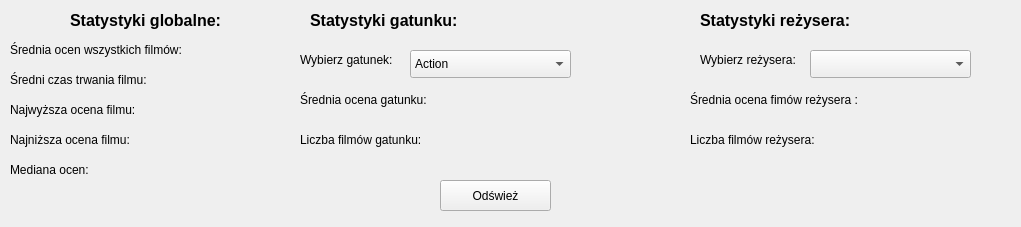
Above: statscreen.ui from JStep25/CppProj before the change. Below: the same form after it.
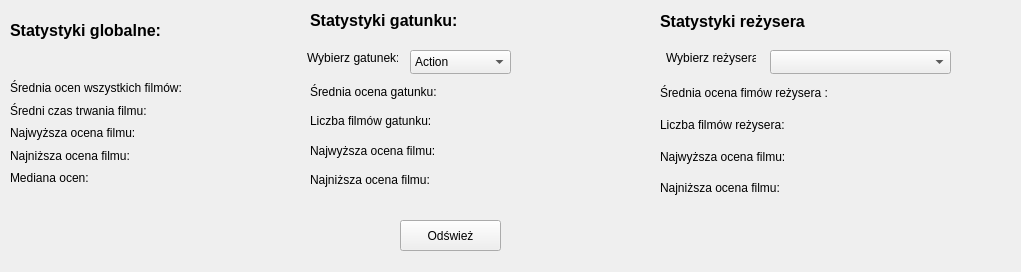
That is the form after the change.

What changed in the file:
```diff
--- a/statscreen.ui
+++ b/statscreen.ui
@@ -7,42 +7,29 @@
     <x>0</x>
     <y>0</y>
     <width>1021</width>
-    <height>227</height>
+    <height>272</height>
    </rect>
   </property>
   <property name="windowTitle">
    <string>Form</string>
   </property>
-  <widget class="QLabel" name="label">
-   <property name="geometry">
-    <rect>
-     <x>10</x>
-     <y>40</y>
-     <width>221</width>
-     <height>20</height>
-    </rect>
-   </property>
-   <property name="text">
-    <string>Średnia ocen wszystkich filmów:</string>
-   </property>
-  </widget>
   <widget class="QComboBox" name="directorBox">
    <property name="geometry">
     <rect>
-     <x>810</x>
+     <x>770</x>
      <y>50</y>
-     <width>161</width>
-     <height>28</height>
+     <width>181</width>
+     <height>24</height>
     </rect>
    </property>
   </widget>
   <widget class="QLabel" name="label_2">
    <property name="geometry">
     <rect>
-     <x>300</x>
+     <x>307</x>
      <y>50</y>
-     <width>131</width>
-     <height>20</height>
+     <width>91</width>
+     <height>16</height>
     </rect>
    </property>
    <property name="text">
@@ -52,74 +39,22 @@
   <widget class="QLabel" name="label_3">
    <property name="geometry">
     <rect>
-     <x>700</x>
+     <x>666</x>
      <y>50</y>
-     <width>121</width>
-     <height>20</height>
+     <width>90</width>
+     <height>16</height>
     </rect>
    </property>
    <property name="text">
     <string>Wybierz reżysera:</string>
    </property>
   </widget>
-  <widget class="QLabel" name="label_4">
-   <property name="geometry">
-    <rect>
-     <x>300</x>
-     <y>90</y>
-     <width>161</width>
-     <height>20</height>
-    </rect>
-   </property>
-   <property name="text">
-    <string>Średnia ocena gatunku:</string>
-   </property>
-  </widget>
-  <widget class="QLabel" name="label_5">
-   <property name="geometry">
-    <rect>
-     <x>690</x>
-     <y>90</y>
-     <width>171</width>
-     <height>20</height>
-    </rect>
-   </property>
-   <property name="text">
-    <string>Średnia ocena fimów reżysera :</string>
-   </property>
-  </widget>
-  <widget class="QLabel" name="label_6">
-   <property name="geometry">
-    <rect>
-     <x>300</x>
-     <y>130</y>
-     <width>161</width>
-     <height>20</height>
-    </rect>
-   </property>
-   <property name="text">
-    <string>Liczba filmów gatunku:</string>
-   </property>
-  </widget>
-  <widget class="QLabel" name="label_7">
-   <property name="geometry">
-    <rect>
-     <x>690</x>
-     <y>130</y>
-     <width>171</width>
-     <height>20</height>
-    </rect>
-   </property>
-   <property name="text">
-    <string>Liczba filmów reżysera:</string>
-   </property>
-  </widget>
   <widget class="QPushButton" name="showButton">
    <property name="geometry">
     <rect>
-     <x>440</x>
-     <y>180</y>
-     <width>111</width>
+     <x>400</x>
+     <y>220</y>
+     <width>101</width>
      <height>31</height>
     </rect>
    </property>
@@ -127,104 +62,13 @@
     <string>Odśwież</string>
    </property>
   </widget>
-  <widget class="QLabel" name="avrScore">
-   <property name="geometry">
-    <rect>
-     <x>220</x>
-     <y>40</y>
-     <width>71</width>
-     <height>20</height>
-    </rect>
-   </property>
-   <property name="text">
-    <string/>
-   </property>
-  </widget>
-  <widget class="QLabel" name="avrScoreGenre">
-   <property name="geometry">
-    <rect>
-     <x>480</x>
-     <y>90</y>
-     <width>63</width>
-     <height>20</height>
-    </rect>
-   </property>
-   <property name="text">
-    <string/>
-   </property>
-  </widget>
-  <widget class="QLabel" name="genreMovieNumber">
-   <property name="geometry">
-    <rect>
-     <x>480</x>
-     <y>130</y>
-     <width>63</width>
-     <height>20</height>
-    </rect>
-   </property>
-   <property name="text">
-    <string/>
-   </property>
-  </widget>
-  <widget class="QLabel" name="avrScoreDirect">
-   <property name="geometry">
-    <rect>
-     <x>880</x>
-     <y>90</y>
-     <width>63</width>
-     <height>20</height>
-    </rect>
-   </property>
-   <property name="text">
-    <string/>
-   </property>
-  </widget>
-  <widget class="QLabel" name="directMovieNumber">
-   <property name="geometry">
-    <rect>
-     <x>880</x>
-     <y>130</y>
-     <width>63</width>
-     <height>20</height>
-    </rect>
-   </property>
-   <property name="text">
-    <string/>
-   </property>
-  </widget>
-  <widget class="QLabel" name="label_13">
-   <property name="geometry">
-    <rect>
-     <x>10</x>
-     <y>70</y>
-     <width>181</width>
-     <height>20</height>
-    </rect>
-   </property>
-   <property name="text">
-    <string>Średni czas trwania filmu: </string>
-   </property>
-  </widget>
-  <widget class="QLabel" name="avrLength">
-   <property name="geometry">
-    <rect>
-     <x>220</x>
-     <y>70</y>
-     <width>71</width>
-     <height>20</height>
-    </rect>
-   </property>
-   <property name="text">
-    <string/>
-   </property>
-  </widget>
   <widget class="QComboBox" name="genreBox">
    <property name="geometry">
     <rect>
      <x>410</x>
      <y>50</y>
-     <width>161</width>
-     <height>28</height>
+     <width>101</width>
+     <height>24</height>
     </rect>
    </property>
    <item>
@@ -283,64 +127,12 @@
     </property>
    </item>
   </widget>
-  <widget class="QLabel" name="max">
-   <property name="geometry">
-    <rect>
-     <x>220</x>
-     <y>100</y>
-     <width>71</width>
-     <height>20</height>
-    </rect>
-   </property>
-   <property name="text">
-    <string/>
-   </property>
-  </widget>
-  <widget class="QLabel" name="label_14">
-   <property name="geometry">
-    <rect>
-     <x>10</x>
-     <y>100</y>
-     <width>181</width>
-     <height>20</height>
-    </rect>
-   </property>
-   <property name="text">
-    <string>Najwyższa ocena filmu:</string>
-   </property>
-  </widget>
-  <widget class="QLabel" name="min">
-   <property name="geometry">
-    <rect>
-     <x>220</x>
-     <y>130</y>
-     <width>71</width>
-     <height>20</height>
-    </rect>
-   </property>
-   <property name="text">
-    <string/>
-   </property>
-  </widget>
-  <widget class="QLabel" name="label_15">
-   <property name="geometry">
-    <rect>
-     <x>10</x>
-     <y>130</y>
-     <width>181</width>
-     <height>20</height>
-    </rect>
-   </property>
-   <property name="text">
-    <string>Najniższa ocena filmu:</string>
-   </property>
-  </widget>
   <widget class="QLabel" name="label_8">
    <property name="geometry">
     <rect>
-     <x>70</x>
-     <y>10</y>
-     <width>221</width>
+     <x>10</x>
+     <y>20</y>
+     <width>151</width>
      <height>21</height>
     </rect>
    </property>
@@ -359,8 +151,8 @@
     <rect>
      <x>310</x>
      <y>10</y>
-     <width>221</width>
-     <height>20</height>
+     <width>147</width>
+     <height>21</height>
     </rect>
    </property>
    <property name="font">
@@ -376,10 +168,10 @@
   <widget class="QLabel" name="label_10">
    <property name="geometry">
     <rect>
-     <x>700</x>
-     <y>10</y>
-     <width>221</width>
-     <height>20</height>
+     <x>660</x>
+     <y>11</y>
+     <width>146</width>
+     <height>21</height>
     </rect>
    </property>
    <property name="font">
@@ -392,31 +184,223 @@
     <string>Statystyki reżysera:</string>
    </property>
   </widget>
-  <widget class="QLabel" name="label_16">
+  <widget class="QWidget" name="">
    <property name="geometry">
     <rect>
      <x>10</x>
-     <y>160</y>
-     <width>181</width>
-     <height>20</height>
+     <y>80</y>
+     <width>261</width>
+     <height>106</height>
     </rect>
    </property>
-   <property name="text">
-    <string>Mediana ocen:</string>
+   <layout class="QGridLayout" name="gridLayout">
+    <item row="0" column="0">
+     <widget class="QLabel" name="label">
+      <property name="text">
+       <string>Średnia ocen wszystkich filmów:</string>
+      </property>
+     </widget>
+    </item>
+    <item row="0" column="1">
+     <widget class="QLabel" name="avrScore">
+      <property name="text">
+       <string/>
+      </property>
+     </widget>
+    </item>
+    <item row="1" column="0">
+     <widget class="QLabel" name="label_13">
+      <property name="text">
+       <string>Średni czas trwania filmu: </string>
+      </property>
+     </widget>
+    </item>
+    <item row="1" column="1">
+     <widget class="QLabel" name="avrLength">
+      <property name="text">
+       <string/>
+      </property>
+     </widget>
+    </item>
+    <item row="2" column="0">
+     <widget class="QLabel" name="label_14">
+      <property name="text">
+       <string>Najwyższa ocena filmu:</string>
+      </property>
+     </widget>
+    </item>
+    <item row="2" column="1">
+     <widget class="QLabel" name="max">
+      <property name="text">
+       <string/>
+      </property>
+     </widget>
+    </item>
+    <item row="3" column="0">
+     <widget class="QLabel" name="label_15">
+      <property name="text">
+       <string>Najniższa ocena filmu:</string>
+      </property>
+     </widget>
+    </item>
+    <item row="3" column="1">
+     <widget class="QLabel" name="min">
+      <property name="text">
+       <string/>
+      </property>
+     </widget>
+    </item>
+    <item row="4" column="0">
+     <widget class="QLabel" name="label_16">
+      <property name="text">
+       <string>Mediana ocen:</string>
+      </property>
+     </widget>
+    </item>
+    <item row="4" column="1">
+     <widget class="QLabel" name="median">
+      <property name="text">
+       <string/>
+      </property>
+     </widget>
+    </item>
+   </layout>
+  </widget>
+  <widget class="QWidget" name="">
+   <property name="geometry">
+    <rect>
+     <x>310</x>
+     <y>80</y>
+     <width>271</width>
+     <height>111</height>
+    </rect>
    </property>
+   <layout class="QGridLayout" name="gridLayout_2">
+    <item row="2" column="0">
+     <widget class="QLabel" name="label_17">
+      <property name="text">
+       <string>Najwyższa ocena filmu:</string>
+      </property>
+     </widget>
+    </item>
+    <item row="3" column="0">
+     <widget class="QLabel" name="label_18">
+      <property name="text">
+       <string>Najniższa ocena filmu:</string>
+      </property>
+     </widget>
+    </item>
+    <item row="0" column="1">
+     <widget class="QLabel" name="avrScoreGenre">
+      <property name="text">
+       <string/>
+      </property>
+     </widget>
+    </item>
+    <item row="2" column="1">
+     <widget class="QLabel" name="maxGenre">
+      <property name="text">
+       <string/>
+      </property>
+     </widget>
+    </item>
+    <item row="1" column="0">
+     <widget class="QLabel" name="label_6">
+      <property name="text">
+       <string>Liczba filmów gatunku:</string>
+      </property>
+     </widget>
+    </item>
+    <item row="3" column="1">
+     <widget class="QLabel" name="minGenre">
+      <property name="text">
+       <string/>
+      </property>
+     </widget>
+    </item>
+    <item row="0" column="0">
+     <widget class="QLabel" name="label_4">
+      <property name="text">
+       <string>Średnia ocena gatunku:</string>
+      </property>
+     </widget>
+    </item>
+    <item row="1" column="1">
+     <widget class="QLabel" name="genreMovieNumber">
+      <property name="text">
+       <string/>
+      </property>
+     </widget>
+    </item>
+   </layout>
   </widget>
-  <widget class="QLabel" name="median">
+  <widget class="QWidget" name="">
    <property name="geometry">
     <rect>
-     <x>220</x>
-     <y>160</y>
-     <width>71</width>
-     <height>20</height>
+     <x>660</x>
+     <y>80</y>
+     <width>311</width>
+     <height>121</height>
     </rect>
    </property>
-   <property name="text">
-    <string/>
-   </property>
+   <layout class="QGridLayout" name="gridLayout_3">
+    <item row="0" column="0">
+     <widget class="QLabel" name="label_5">
+      <property name="text">
+       <string>Średnia ocena fimów reżysera :</string>
+      </property>
+     </widget>
+    </item>
+    <item row="0" column="1">
+     <widget class="QLabel" name="avrScoreDirect">
+      <property name="text">
+       <string/>
+      </property>
+     </widget>
+    </item>
+    <item row="1" column="0">
+     <widget class="QLabel" name="label_7">
+      <property name="text">
+       <string>Liczba filmów reżysera:</string>
+      </property>
+     </widget>
+    </item>
+    <item row="1" column="1">
+     <widget class="QLabel" name="directMovieNumber">
+      <property name="text">
+       <string/>
+      </property>
+     </widget>
+    </item>
+    <item row="2" column="0">
+     <widget class="QLabel" name="label_20">
+      <property name="text">
+       <string>Najwyższa ocena filmu:</string>
+      </property>
+     </widget>
+    </item>
+    <item row="2" column="1">
+     <widget class="QLabel" name="maxDirect">
+      <property name="text">
+       <string/>
+      </property>
+     </widget>
+    </item>
+    <item row="3" column="0">
+     <widget class="QLabel" name="label_19">
+      <property name="text">
+       <string>Najniższa ocena filmu:</string>
+      </property>
+     </widget>
+    </item>
+    <item row="3" column="1">
+     <widget class="QLabel" name="minDirect">
+      <property name="text">
+       <string/>
+      </property>
+     </widget>
+    </item>
+   </layout>
   </widget>
  </widget>
  <resources/>
```
